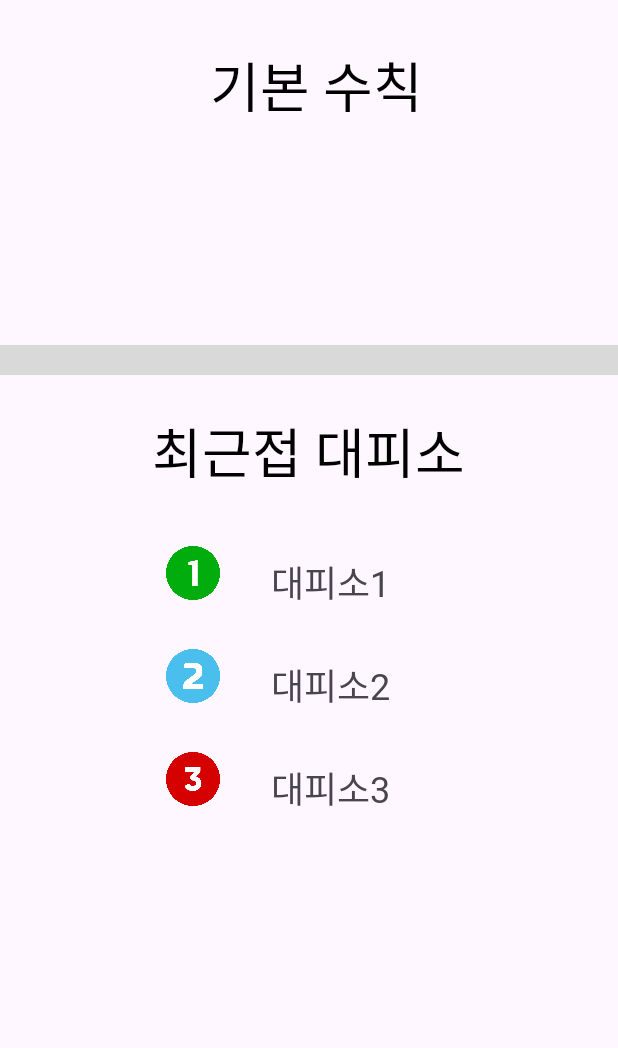
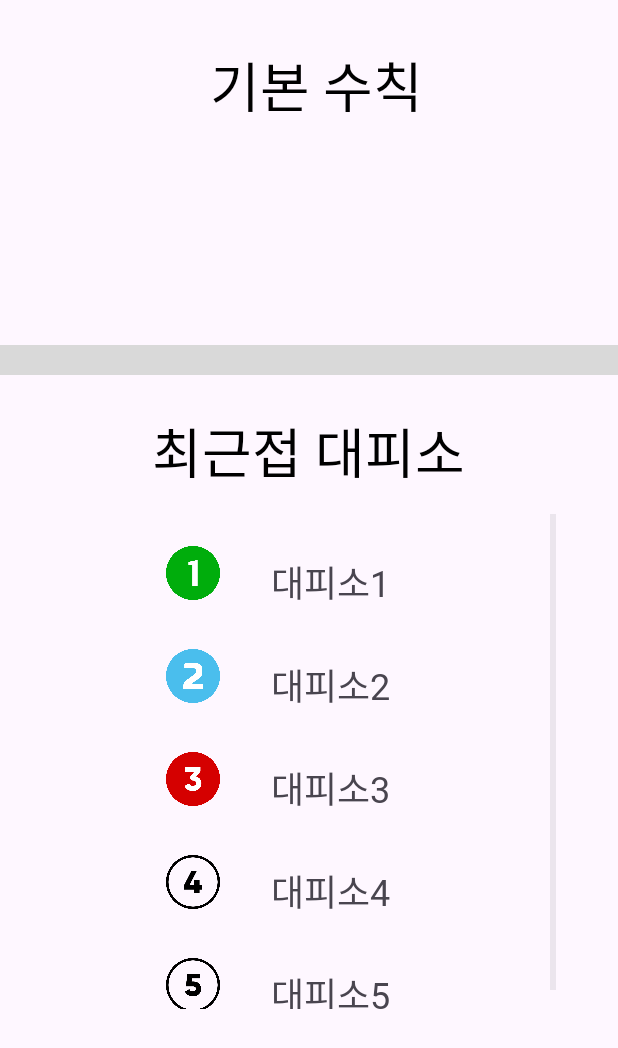
Before and after one commit to Beacon-2023/Beacon-frontend, an Android app: the viewGuildLineActivity screen opened directly, with no data from a screen before it, on a phone screen of 412 x 824 dp. Shown: the top 1048 px of the screen. Run offline under Robolectric (Android 15) with nearby library versions, the phone set to English and light mode, and no system bars.

Commit message:
[ADD] 대피소 4,5등 추가 및 TODO제시

```diff
--- a/app/src/main/java/com/beacon/settings/guildLine/viewGuildLineActivity.kt
+++ b/app/src/main/java/com/beacon/settings/guildLine/viewGuildLineActivity.kt
@@ -18,10 +18,14 @@ class viewGuildLineActivity : AppCompatActivity() {
 
         val listView = findViewById<ListView>(com.beacon.R.id.listView_safezone)
 
+        //TODO : API로 가이드라인 받기
+        //TODO :받아온 JSON형태를 풀어서 나타내자
         val rankItemList: MutableList<RankItem> = ArrayList()
         rankItemList.add(RankItem(com.beacon.R.drawable.icon_1, "대피소1"))
         rankItemList.add(RankItem(com.beacon.R.drawable.icon_2, "대피소2"))
         rankItemList.add(RankItem(com.beacon.R.drawable.icon_3, "대피소3"))
+        rankItemList.add(RankItem(com.beacon.R.drawable.icon_4, "대피소4"))
+        rankItemList.add(RankItem(com.beacon.R.drawable.icon_5, "대피소5"))
 
         val adapter = RankListAdapter(this, rankItemList)
         listView.adapter = adapter
```
